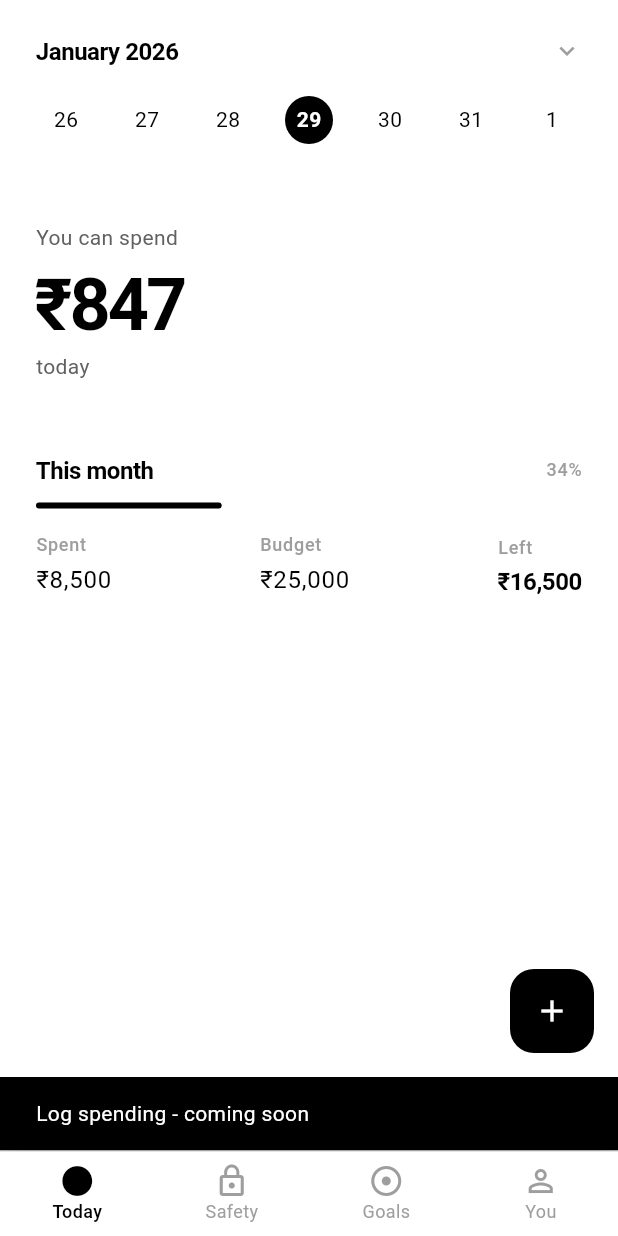
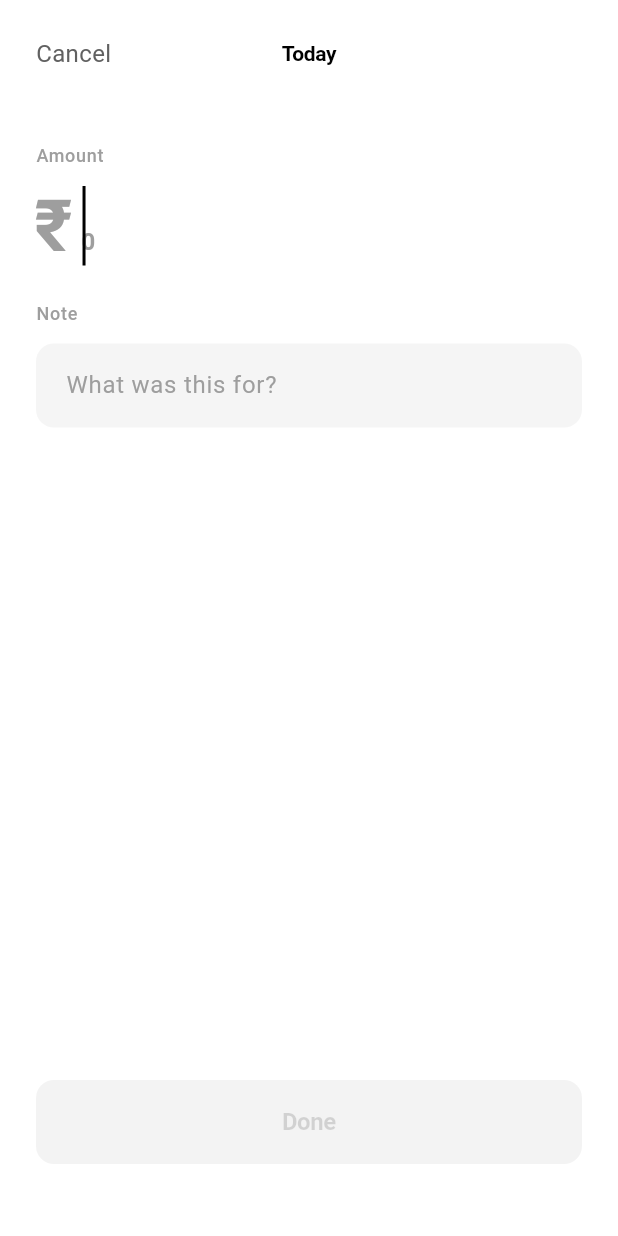
Before and after one commit to Kedar002/financialSensie, a Flutter app: the HomeScreen screen opened directly, after a tap on the "add" icon, on a phone screen of 412 x 824 dp. Run offline on Flutter 3.47's test engine with Material 3 defaults, Android fonts, the phone set to English and light mode, and no system bars.

Commit message:
added expense section

```diff
--- /dev/null
+++ b/lib/features/home/models/expense.dart
@@ -0,0 +1,33 @@
+/// Simple expense model.
+/// Just what's needed. Nothing more.
+class Expense {
+  final String id;
+  final double amount;
+  final String? note;
+  final DateTime date;
+  final DateTime createdAt;
+
+  const Expense({
+    required this.id,
+    required this.amount,
+    this.note,
+    required this.date,
+    required this.createdAt,
+  });
+
+  /// Create a new expense with auto-generated ID.
+  factory Expense.create({
+    required double amount,
+    String? note,
+    DateTime? date,
+  }) {
+    final now = DateTime.now();
+    return Expense(
+      id: now.millisecondsSinceEpoch.toString(),
+      amount: amount,
+      note: note,
+      date: date ?? now,
+      createdAt: now,
+    );
+  }
+}
--- /dev/null
+++ b/lib/features/home/screens/add_expense_screen.dart
@@ -0,0 +1,209 @@
+import 'package:flutter/material.dart';
+import 'package:flutter/services.dart';
+import '../../../core/theme/app_theme.dart';
+import '../models/expense.dart';
+
+/// Add expense screen.
+/// One purpose: Log what you spent.
+/// Clean. Fast. Done.
+class AddExpenseScreen extends StatefulWidget {
+  final DateTime date;
+
+  const AddExpenseScreen({
+    super.key,
+    required this.date,
+  });
+
+  @override
+  State<AddExpenseScreen> createState() => _AddExpenseScreenState();
+}
+
+class _AddExpenseScreenState extends State<AddExpenseScreen> {
+  final _amountController = TextEditingController();
+  final _noteController = TextEditingController();
+  final _amountFocusNode = FocusNode();
+
+  @override
+  void initState() {
+    super.initState();
+    WidgetsBinding.instance.addPostFrameCallback((_) {
+      _amountFocusNode.requestFocus();
+    });
+  }
+
+  @override
+  void dispose() {
+    _amountController.dispose();
+    _noteController.dispose();
+    _amountFocusNode.dispose();
+    super.dispose();
+  }
+
+  bool get _canSave {
+    final amount = double.tryParse(_amountController.text) ?? 0;
+    return amount > 0;
+  }
+
+  @override
+  Widget build(BuildContext context) {
+    return Scaffold(
+      backgroundColor: AppTheme.white,
+      body: SafeArea(
+        child: Padding(
+          padding: const EdgeInsets.all(AppTheme.spacing24),
+          child: Column(
+            crossAxisAlignment: CrossAxisAlignment.start,
+            children: [
+              _buildHeader(),
+              const SizedBox(height: AppTheme.spacing48),
+              _buildAmountInput(),
+              const SizedBox(height: AppTheme.spacing24),
+              _buildNoteInput(),
+              const Spacer(),
+              _buildSaveButton(),
+              const SizedBox(height: AppTheme.spacing24),
+            ],
+          ),
+        ),
+      ),
+    );
+  }
+
+  Widget _buildHeader() {
+    return Row(
+      mainAxisAlignment: MainAxisAlignment.spaceBetween,
+      children: [
+        GestureDetector(
+          onTap: () => Navigator.pop(context),
+          child: const Text(
+            'Cancel',
+            style: TextStyle(
+              fontSize: 16,
+              fontWeight: FontWeight.w400,
+              color: AppTheme.gray600,
+            ),
+          ),
+        ),
+        Text(
+          _getDateLabel(),
+          style: Theme.of(context).textTheme.titleMedium,
+        ),
+        const SizedBox(width: 50),
+      ],
+    );
+  }
+
+  Widget _buildAmountInput() {
+    return Column(
+      crossAxisAlignment: CrossAxisAlignment.start,
+      children: [
+        Text(
+          'Amount',
+          style: Theme.of(context).textTheme.labelMedium,
+        ),
+        const SizedBox(height: AppTheme.spacing12),
+        Row(
+          crossAxisAlignment: CrossAxisAlignment.center,
+          children: [
+            Text(
+              '₹',
+              style: Theme.of(context).textTheme.displayLarge?.copyWith(
+                    color: AppTheme.gray400,
+                  ),
+            ),
+            const SizedBox(width: AppTheme.spacing8),
+            Expanded(
+              child: TextField(
+                controller: _amountController,
+                focusNode: _amountFocusNode,
+                keyboardType: const TextInputType.numberWithOptions(decimal: true),
+                inputFormatters: [
+                  FilteringTextInputFormatter.allow(RegExp(r'^\d+\.?\d{0,2}')),
+                ],
+                style: Theme.of(context).textTheme.displayLarge,
+                decoration: const InputDecoration(
+                  hintText: '0',
+                  border: InputBorder.none,
+                  enabledBorder: InputBorder.none,
+                  focusedBorder: InputBorder.none,
+                  filled: false,
+                  contentPadding: EdgeInsets.zero,
+                ),
+                onChanged: (_) => setState(() {}),
+              ),
+            ),
+          ],
+        ),
+      ],
+    );
+  }
+
+  Widget _buildNoteInput() {
+    return Column(
+      crossAxisAlignment: CrossAxisAlignment.start,
+      children: [
+        Text(
+          'Note',
+          style: Theme.of(context).textTheme.labelMedium,
+        ),
+        const SizedBox(height: AppTheme.spacing12),
+        TextField(
+          controller: _noteController,
+          style: Theme.of(context).textTheme.bodyLarge,
+          decoration: InputDecoration(
+            hintText: 'What was this for?',
+            hintStyle: Theme.of(context).textTheme.bodyLarge?.copyWith(
+                  color: AppTheme.gray400,
+                ),
+          ),
+          textCapitalization: TextCapitalization.sentences,
+        ),
+      ],
+    );
+  }
+
+  Widget _buildSaveButton() {
+    return AnimatedOpacity(
+      opacity: _canSave ? 1.0 : 0.4,
+      duration: const Duration(milliseconds: 200),
+      child: ElevatedButton(
+        onPressed: _canSave ? _save : null,
+        child: const Text('Done'),
+      ),
+    );
+  }
+
+  String _getDateLabel() {
+    final now = DateTime.now();
+    final today = DateTime(now.year, now.month, now.day);
+    final selectedDay = DateTime(
+      widget.date.year,
+      widget.date.month,
+      widget.date.day,
+    );
+
+    if (selectedDay == today) {
+      return 'Today';
+    }
+
+    final yesterday = today.subtract(const Duration(days: 1));
+    if (selectedDay == yesterday) {
+      return 'Yesterday';
+    }
+
+    return '${widget.date.day}/${widget.date.month}';
+  }
+
+  void _save() {
+    final amount = double.tryParse(_amountController.text) ?? 0;
+    if (amount <= 0) return;
+
+    final expense = Expense.create(
+      amount: amount,
+      note: _noteController.text.trim().isEmpty ? null : _noteController.text.trim(),
+      date: widget.date,
+    );
+
+    Navigator.pop(context, expense);
+  }
+}
--- a/lib/features/home/screens/home_screen.dart
+++ b/lib/features/home/screens/home_screen.dart
@@ -5,6 +5,8 @@ import '../../../shared/widgets/minimal_calendar.dart';
 import '../../emergency_fund/screens/emergency_fund_screen.dart';
 import '../../goals/screens/goals_screen.dart';
 import '../../profile/screens/profile_screen.dart';
+import '../models/expense.dart';
+import 'add_expense_screen.dart';
 
 /// Home screen - THE core screen.
 /// One focus: How much can you spend?
@@ -19,6 +21,47 @@ class HomeScreen extends StatefulWidget {
 class _HomeScreenState extends State<HomeScreen> {
   int _currentIndex = 0;
   DateTime _selectedDate = DateTime.now();
+
+  // In-memory expense storage (will connect to database later)
+  final List<Expense> _expenses = [];
+
+  // Placeholder budget
+  static const double _budget = 25000.0;
+
+  double get _totalSpent {
+    final now = DateTime.now();
+    final startOfMonth = DateTime(now.year, now.month, 1);
+    final endOfMonth = DateTime(now.year, now.month + 1, 0);
+
+    return _expenses
+        .where((e) =>
+            e.date.isAfter(startOfMonth.subtract(const Duration(days: 1))) &&
+            e.date.isBefore(endOfMonth.add(const Duration(days: 1))))
+        .fold(0.0, (sum, e) => sum + e.amount);
+  }
+
+  double get _remaining => _budget - _totalSpent;
+
+  double get _dailyAllowance {
+    final now = DateTime.now();
+    final endOfMonth = DateTime(now.year, now.month + 1, 0);
+    final daysLeft = endOfMonth.day - now.day + 1;
+    if (daysLeft <= 0) return 0;
+    return _remaining / daysLeft;
+  }
+
+  List<Expense> get _selectedDateExpenses {
+    return _expenses
+        .where((e) => _isSameDay(e.date, _selectedDate))
+        .toList()
+      ..sort((a, b) => b.createdAt.compareTo(a.createdAt));
+  }
+
+  List<Expense> get _recentExpenses {
+    final sorted = List<Expense>.from(_expenses)
+      ..sort((a, b) => b.createdAt.compareTo(a.createdAt));
+    return sorted.take(5).toList();
+  }
 
   @override
   Widget build(BuildContext context) {
@@ -61,6 +104,8 @@ class _HomeScreenState extends State<HomeScreen> {
             _buildHeroSection(),
             const SizedBox(height: AppTheme.spacing48),
             _buildCycleProgress(),
+            const SizedBox(height: AppTheme.spacing32),
+            _buildExpensesList(),
             const SizedBox(height: AppTheme.spacing64),
           ],
         ),
@@ -69,9 +114,9 @@ class _HomeScreenState extends State<HomeScreen> {
   }
 
   Widget _buildHeroSection() {
-    // Placeholder values - will be connected to database later
     final isToday = _isSameDay(_selectedDate, DateTime.now());
-    final daily = isToday ? 847.0 : 0.0;
+    final selectedExpenses = _selectedDateExpenses;
+    final dayTotal = selectedExpenses.fold(0.0, (sum, e) => sum + e.amount);
 
     return Column(
       crossAxisAlignment: CrossAxisAlignment.start,
@@ -82,7 +127,9 @@ class _HomeScreenState extends State<HomeScreen> {
         ),
         const SizedBox(height: AppTheme.spacing8),
         Text(
-          Formatters.currency(daily),
+          isToday
+              ? Formatters.currency(_dailyAllowance.clamp(0, double.infinity))
+              : Formatters.currency(dayTotal),
           style: Theme.of(context).textTheme.displayLarge,
         ),
         if (isToday) ...[
@@ -92,15 +139,19 @@ class _HomeScreenState extends State<HomeScreen> {
             style: Theme.of(context).textTheme.bodyMedium,
           ),
         ],
+        if (!isToday && selectedExpenses.isNotEmpty) ...[
+          const SizedBox(height: AppTheme.spacing4),
+          Text(
+            '${selectedExpenses.length} ${selectedExpenses.length == 1 ? 'expense' : 'expenses'}',
+            style: Theme.of(context).textTheme.bodyMedium,
+          ),
+        ],
       ],
     );
   }
 
   Widget _buildCycleProgress() {
-    // Placeholder values
-    const spent = 8500.0;
-    const budget = 25000.0;
-    final progress = spent / budget;
+    final progress = _totalSpent / _budget;
 
     return Column(
       crossAxisAlignment: CrossAxisAlignment.start,
@@ -113,7 +164,7 @@ class _HomeScreenState extends State<HomeScreen> {
               style: Theme.of(context).textTheme.titleLarge,
             ),
             Text(
-              '${(progress * 100).toInt()}%',
+              '${(progress * 100).clamp(0, 100).toInt()}%',
               style: Theme.of(context).textTheme.labelMedium,
             ),
           ],
@@ -124,11 +175,11 @@ class _HomeScreenState extends State<HomeScreen> {
         Row(
           mainAxisAlignment: MainAxisAlignment.spaceBetween,
           children: [
-            _buildStatColumn('Spent', Formatters.currency(spent)),
-            _buildStatColumn('Budget', Formatters.currency(budget)),
+            _buildStatColumn('Budget', Formatters.currency(_budget)),
+            _buildStatColumn('Spent', Formatters.currency(_totalSpent)),
             _buildStatColumn(
               'Left',
-              Formatters.currency(budget - spent),
+              Formatters.currency(_remaining),
               highlight: true,
             ),
           ],
@@ -174,6 +225,74 @@ class _HomeScreenState extends State<HomeScreen> {
         ),
       ],
     );
+  }
+
+  Widget _buildExpensesList() {
+    final expenses = _recentExpenses;
+
+    if (expenses.isEmpty) {
+      return const SizedBox.shrink();
+    }
+
+    return Column(
+      crossAxisAlignment: CrossAxisAlignment.start,
+      children: [
+        Text(
+          'Recent',
+          style: Theme.of(context).textTheme.titleLarge,
+        ),
+        const SizedBox(height: AppTheme.spacing16),
+        ...expenses.map((expense) => _buildExpenseItem(expense)),
+      ],
+    );
+  }
+
+  Widget _buildExpenseItem(Expense expense) {
+    return Padding(
+      padding: const EdgeInsets.only(bottom: AppTheme.spacing12),
+      child: Row(
+        children: [
+          Expanded(
+            child: Column(
+              crossAxisAlignment: CrossAxisAlignment.start,
+              children: [
+                Text(
+                  expense.note ?? 'Expense',
+                  style: Theme.of(context).textTheme.bodyLarge,
+                  maxLines: 1,
+                  overflow: TextOverflow.ellipsis,
+                ),
+                Text(
+                  _formatExpenseDate(expense.date),
+                  style: Theme.of(context).textTheme.labelMedium,
+                ),
+              ],
+            ),
+          ),
+          Text(
+            Formatters.currency(expense.amount),
+            style: Theme.of(context).textTheme.titleMedium,
+          ),
+        ],
+      ),
+    );
+  }
+
+  String _formatExpenseDate(DateTime date) {
+    final now = DateTime.now();
+    final today = DateTime(now.year, now.month, now.day);
+    final expenseDay = DateTime(date.year, date.month, date.day);
+
+    if (expenseDay == today) {
+      return 'Today';
+    }
+
+    final yesterday = today.subtract(const Duration(days: 1));
+    if (expenseDay == yesterday) {
+      return 'Yesterday';
+    }
+
+    return '${date.day}/${date.month}';
   }
 
   Widget _buildNavBar() {
@@ -223,11 +342,11 @@ class _HomeScreenState extends State<HomeScreen> {
     final yesterday = DateTime(now.year, now.month, now.day - 1);
 
     if (_isSameDay(date, yesterday)) {
-      return 'Yesterday';
+      return 'Spent yesterday';
     }
 
     if (date.isAfter(now)) {
-      return 'Planned for ${date.day}/${date.month}';
+      return 'Planned';
     }
 
     return 'Spent on ${date.day}/${date.month}';
@@ -237,9 +356,19 @@ class _HomeScreenState extends State<HomeScreen> {
     return a.year == b.year && a.month == b.month && a.day == b.day;
   }
 
-  void _logSpending() {
-    ScaffoldMessenger.of(context).showSnackBar(
-      const SnackBar(content: Text('Log spending - coming soon')),
+  Future<void> _logSpending() async {
+    final expense = await Navigator.push<Expense>(
+      context,
+      MaterialPageRoute(
+        builder: (_) => AddExpenseScreen(date: _selectedDate),
+        fullscreenDialog: true,
+      ),
     );
+
+    if (expense != null) {
+      setState(() {
+        _expenses.add(expense);
+      });
+    }
   }
 }
```
Also changed, not shown: 1 other file.
